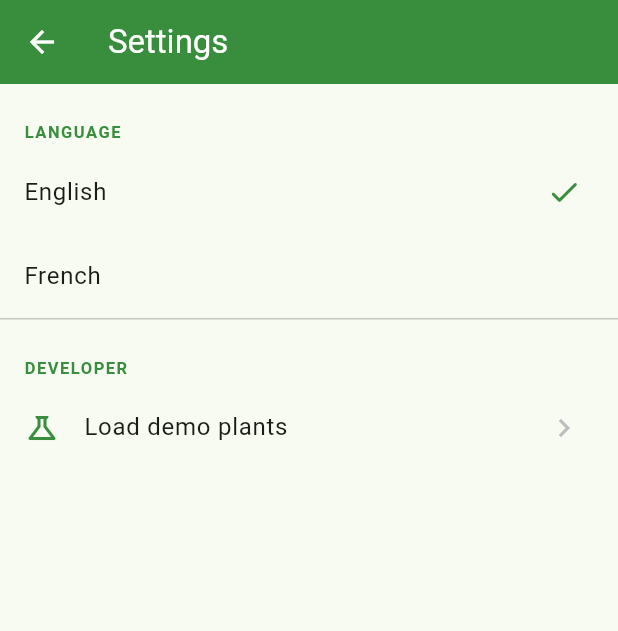
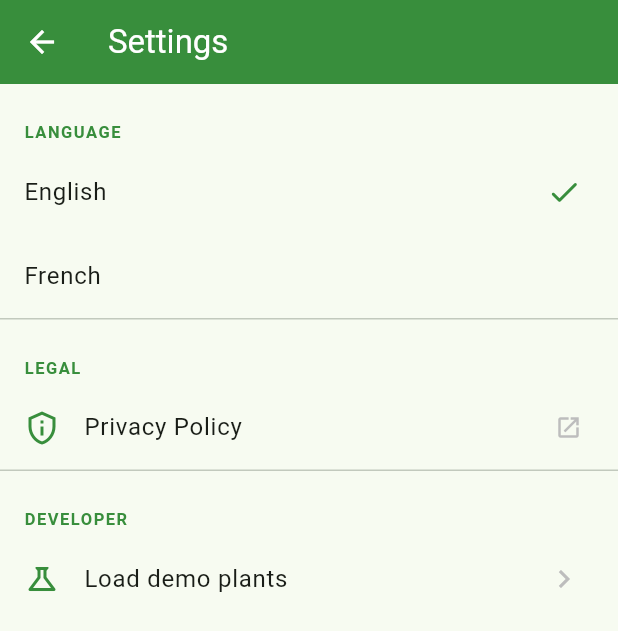
Before and after one commit to DubeSebastien90/BeMyForager, a Flutter app: the SettingsScreen screen opened directly, on a phone screen of 412 x 824 dp. Shown: the top 631 px of the screen. Run offline on Flutter 3.47's test engine with Material 3 defaults, Android fonts, the phone set to English and light mode, and no system bars; our stand-ins replace cached_network_image, easy_localization, firebase_analytics, firebase_core, firebase_crashlytics, geocoding and 3 more; accounts and stored records are empty.

Commit message:
privacy policy

```diff
--- a/assets/translations/en.json
+++ b/assets/translations/en.json
@@ -67,6 +67,8 @@
   "month_12": "Dec",
   "settings": "Settings",
   "language_section": "Language",
+  "legal_section": "Legal",
+  "privacy_policy": "Privacy Policy",
   "developer_section": "Developer",
   "english": "English",
   "french": "French",
--- a/assets/translations/fr.json
+++ b/assets/translations/fr.json
@@ -67,6 +67,8 @@
   "month_12": "Déc",
   "settings": "Paramètres",
   "language_section": "Langue",
+  "legal_section": "Légal",
+  "privacy_policy": "Politique de confidentialité",
   "developer_section": "Développeur",
   "english": "Anglais",
   "french": "Français",
--- a/lib/screens/settings_screen.dart
+++ b/lib/screens/settings_screen.dart
@@ -1,5 +1,6 @@
 import 'package:easy_localization/easy_localization.dart';
 import 'package:flutter/material.dart';
+import 'package:url_launcher/url_launcher.dart';
 import '../services/analytics_service.dart';
 import '../services/demo_data_service.dart';
 
@@ -76,6 +77,17 @@ class _SettingsScreenState extends State<SettingsScreen> {
             },
           ),
           const Divider(height: 1),
+          _SectionHeader(label: 'legal_section'.tr()),
+          ListTile(
+            leading: Icon(Icons.privacy_tip_outlined, color: Colors.green[700]),
+            title: Text('privacy_policy'.tr()),
+            trailing: Icon(Icons.open_in_new, size: 18, color: Colors.grey[400]),
+            onTap: () => launchUrl(
+              Uri.parse('https://delicate-october-831.notion.site/privacy_policy-384802803a788016a864ec901fd1228e'),
+              mode: LaunchMode.externalApplication,
+            ),
+          ),
+          const Divider(height: 1),
           _SectionHeader(label: 'developer_section'.tr()),
           ListTile(
             leading: Icon(Icons.science_outlined, color: Colors.green[700]),
--- a/pubspec.yaml
+++ b/pubspec.yaml
@@ -19,6 +19,7 @@ dependencies:
   geolocator: ^13.0.0
   geocoding: ^3.0.0
   easy_localization: ^3.0.7
+  url_launcher: ^6.3.0
   firebase_core: ^3.6.0
   firebase_crashlytics: ^4.1.3
   firebase_analytics: ^11.3.3
```
Also changed, not shown: pubspec.lock, 7 other files.
